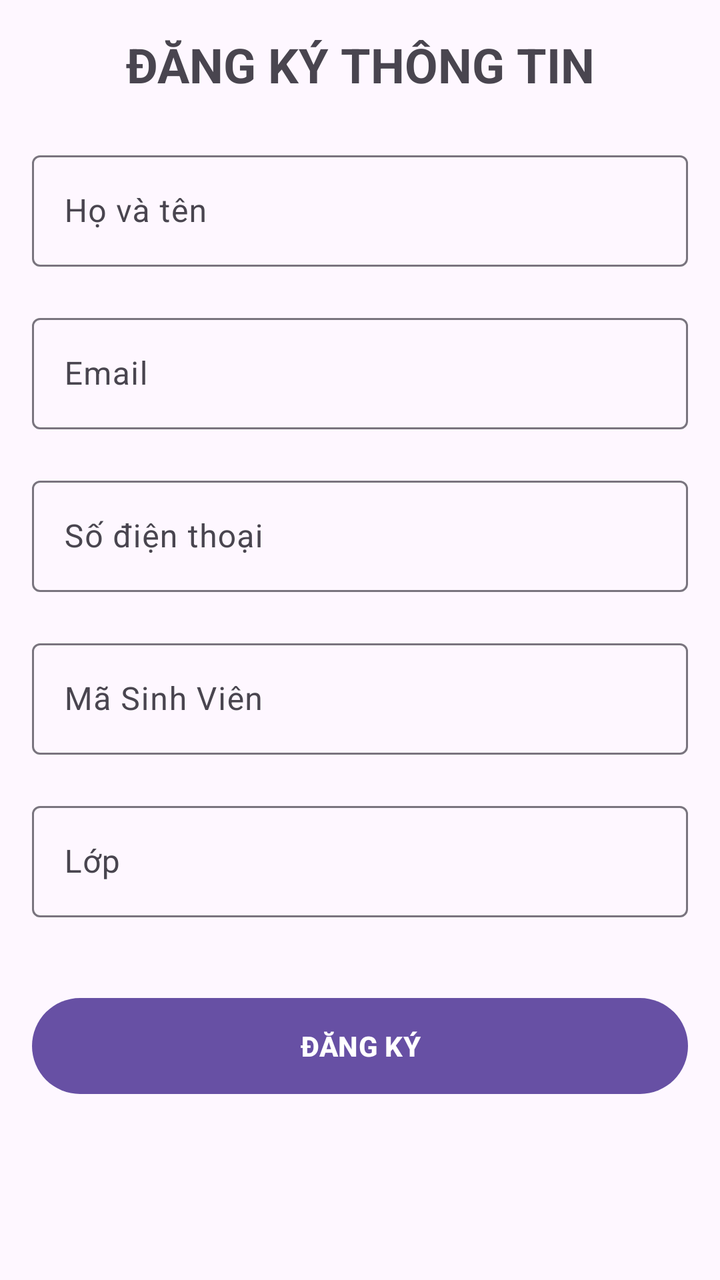
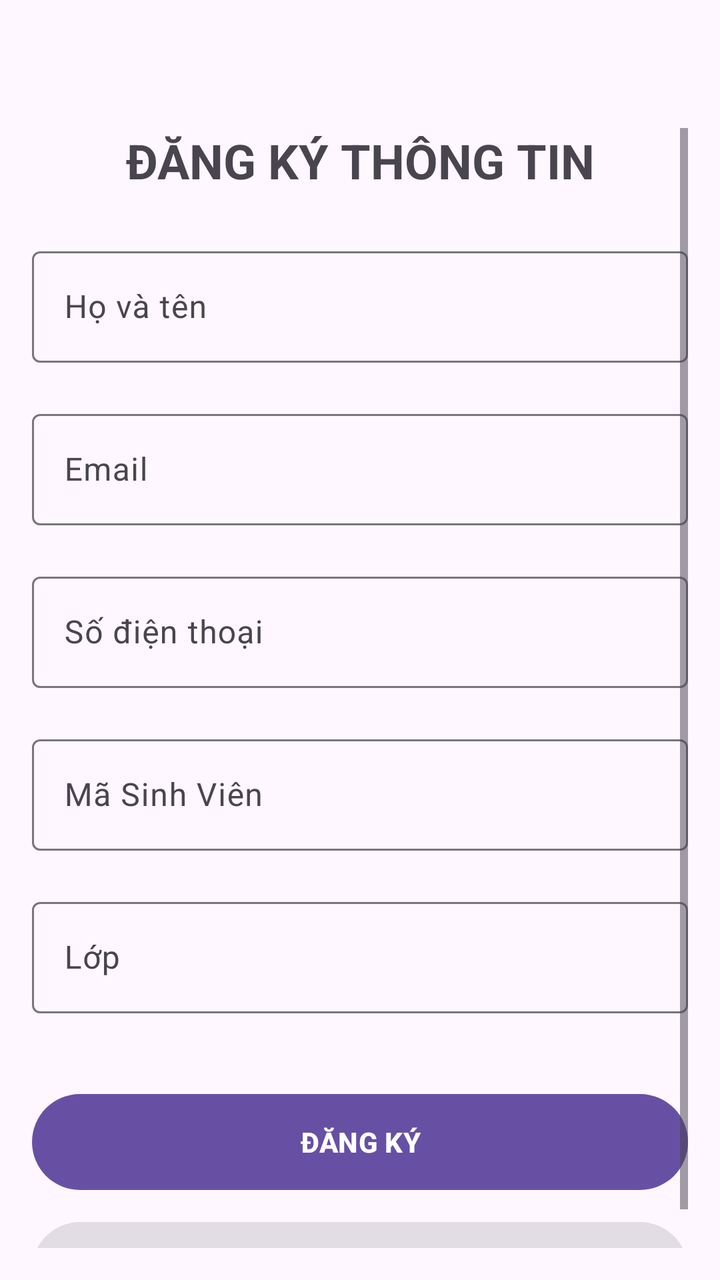

An Android layout rendered at two revisions. The XML below is the earlier revision; the diff shows what the commit changed to produce the second picture.
<!-- AndroidManifest.xml: application theme Theme.Event_validation -->
<!-- res/layout/activity_main.xml -->
<?xml version="1.0" encoding="utf-8"?>
<ScrollView xmlns:android="http://schemas.android.com/apk/res/android"
    xmlns:app="http://schemas.android.com/apk/res-auto"
    android:layout_width="match_parent"
    android:layout_height="match_parent"
    android:padding="16dp">

    <LinearLayout
        android:layout_width="match_parent"
        android:layout_height="wrap_content"
        android:orientation="vertical">

        <TextView
            android:layout_width="match_parent"
            android:layout_height="wrap_content"
            android:text="ĐĂNG KÝ THÔNG TIN"
            android:textSize="24sp"
            android:textStyle="bold"
            android:gravity="center"
            android:layout_marginBottom="24dp"/>

        <com.google.android.material.textfield.TextInputLayout
            android:id="@+id/tilName"
            android:layout_width="match_parent"
            android:layout_height="wrap_content"
            android:hint="Họ và tên"
            app:errorEnabled="true">
            <com.google.android.material.textfield.TextInputEditText
                android:id="@+id/etName"
                android:layout_width="match_parent"
                android:layout_height="wrap_content"
                android:inputType="textPersonName" />
        </com.google.android.material.textfield.TextInputLayout>

        <com.google.android.material.textfield.TextInputLayout
            android:id="@+id/tilEmail"
            android:layout_width="match_parent"
            android:layout_height="wrap_content"
            android:hint="Email"
            app:errorEnabled="true">
            <com.google.android.material.textfield.TextInputEditText
                android:id="@+id/etEmail"
                android:layout_width="match_parent"
                android:layout_height="wrap_content"
                android:inputType="textEmailAddress" />
        </com.google.android.material.textfield.TextInputLayout>

        <com.google.android.material.textfield.TextInputLayout
            android:id="@+id/tilPhone"
            android:layout_width="match_parent"
            android:layout_height="wrap_content"
            android:hint="Số điện thoại"
            app:errorEnabled="true">
            <com.google.android.material.textfield.TextInputEditText
                android:id="@+id/etPhone"
                android:layout_width="match_parent"
                android:layout_height="wrap_content"
                android:inputType="phone" />
        </com.google.android.material.textfield.TextInputLayout>

        <com.google.android.material.textfield.TextInputLayout
            android:id="@+id/tilMsv"
            android:layout_width="match_parent"
            android:layout_height="wrap_content"
            android:hint="Mã Sinh Viên"
            app:errorEnabled="true">
            <com.google.android.material.textfield.TextInputEditText
                android:id="@+id/etMsv"
                android:layout_width="match_parent"
                android:layout_height="wrap_content"
                android:inputType="text" />
        </com.google.android.material.textfield.TextInputLayout>

        <com.google.android.material.textfield.TextInputLayout
            android:id="@+id/tilClass"
            android:layout_width="match_parent"
            android:layout_height="wrap_content"
            android:hint="Lớp"
            app:errorEnabled="true">
            <com.google.android.material.textfield.TextInputEditText
                android:id="@+id/etClass"
                android:layout_width="match_parent"
                android:layout_height="wrap_content"
                android:inputType="text" />
        </com.google.android.material.textfield.TextInputLayout>

        <Button
            android:id="@+id/btnRegister"
            android:layout_width="match_parent"
            android:layout_height="56dp"
            android:text="ĐĂNG KÝ"
            android:textStyle="bold"
            android:layout_marginTop="16dp"/>
    </LinearLayout>
</ScrollView>
<!-- resources referenced by this layout -->
<resources>
  <style name="Theme.Event_validation" parent="Base.Theme.Event_validation" />
  <style name="Base.Theme.Event_validation" parent="Theme.Material3.DayNight.NoActionBar">
          
          
      </style>
</resources>

<!-- the commit's change to res/layout/activity_main.xml (unified diff, before → after) -->
@@ -3,7 +3,10 @@
     xmlns:app="http://schemas.android.com/apk/res-auto"
     android:layout_width="match_parent"
     android:layout_height="match_parent"
-    android:padding="16dp">
+    android:paddingLeft="16dp"
+    android:paddingRight="16dp"
+    android:paddingBottom="16dp"
+    android:paddingTop="64dp">
 
     <LinearLayout
         android:layout_width="match_parent"
@@ -91,5 +94,13 @@
             android:text="ĐĂNG KÝ"
             android:textStyle="bold"
             android:layout_marginTop="16dp"/>
+        <Button
+            android:id="@+id/btnViewDetail"
+            android:layout_width="match_parent"
+            android:layout_height="56dp"
+            android:text="XEM CHI TIẾT"
+            android:textStyle="bold"
+            android:enabled="false"
+            android:layout_marginTop="8dp"/>
     </LinearLayout>
 </ScrollView>
